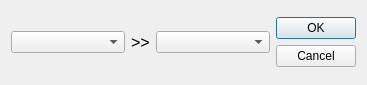
Before: the Qt Designer form core/dialog/replacePoint.ui in KmolYuan/Pyslvs-UI, drawn with Qt 5.
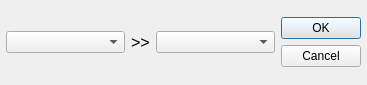
After: the same form once the commit is applied. Icons and pictures are not drawn.

What changed in the file:
```diff
--- a/core/dialog/replacePoint.ui
+++ b/core/dialog/replacePoint.ui
@@ -36,6 +36,21 @@
    <bool>true</bool>
   </property>
   <layout class="QHBoxLayout" name="horizontalLayout">
+   <property name="spacing">
+    <number>6</number>
+   </property>
+   <property name="leftMargin">
+    <number>6</number>
+   </property>
+   <property name="topMargin">
+    <number>6</number>
+   </property>
+   <property name="rightMargin">
+    <number>6</number>
+   </property>
+   <property name="bottomMargin">
+    <number>6</number>
+   </property>
    <item>
     <widget class="QComboBox" name="Prv"/>
    </item>
```
